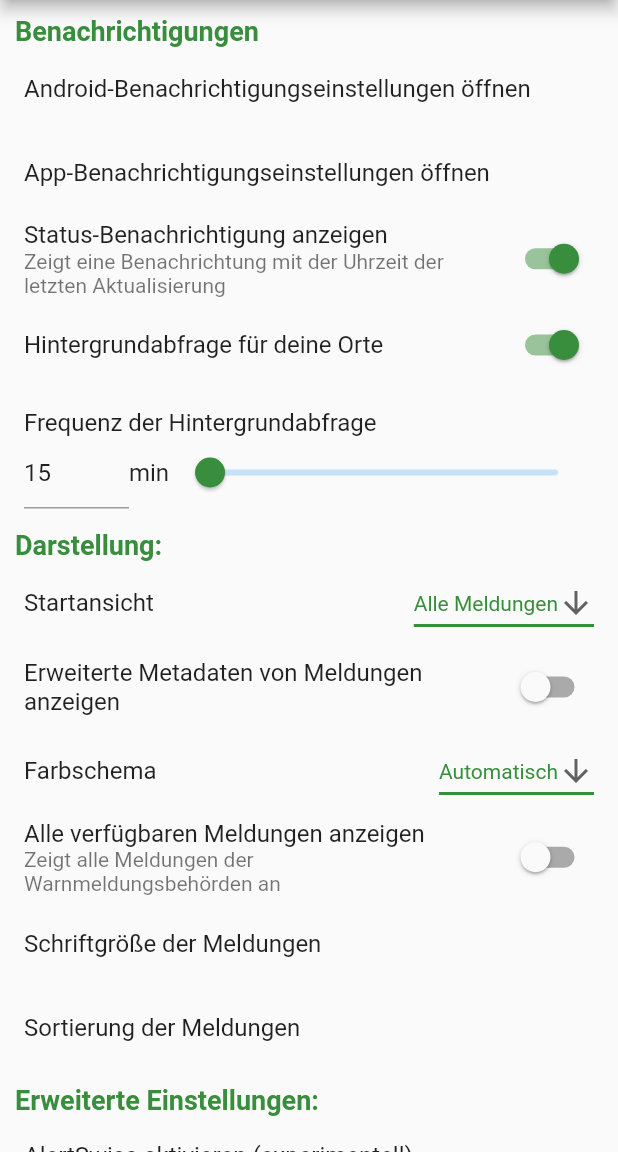
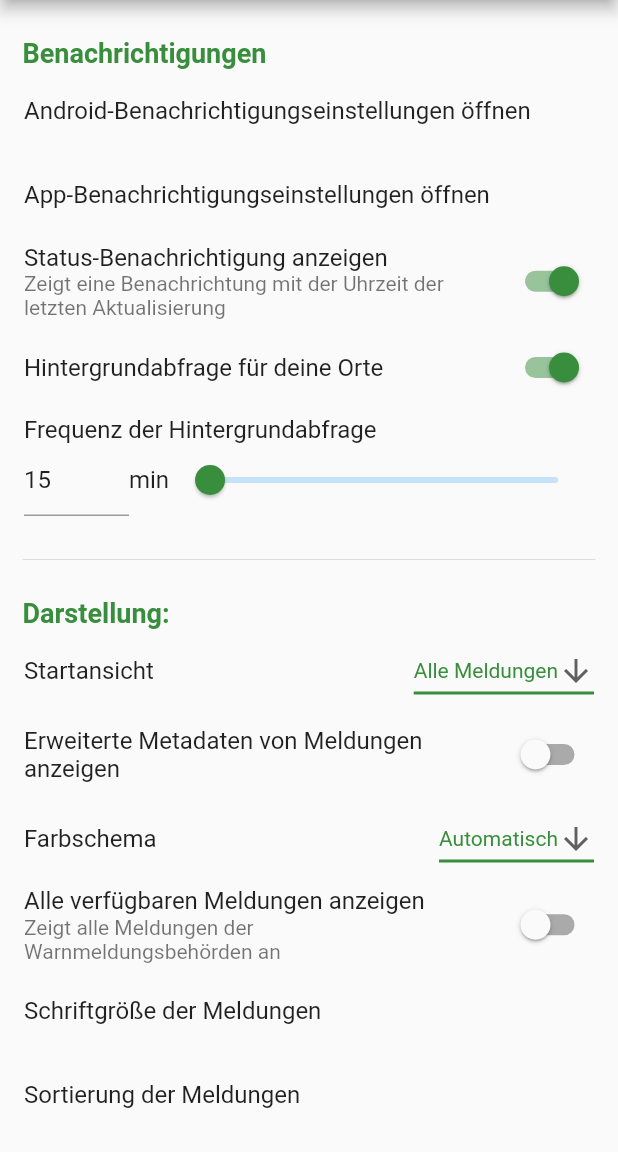
Before and after one commit to nucleus-ffm/foss_warn, a Flutter app: the Settings screen opened directly, on a phone screen of 412 x 824 dp, the part 84-1236 px from its top. Run offline on Flutter 3.47's test engine with Material 2 defaults, Android fonts, the phone set to English and light mode, and no system bars; our stand-ins replace flutter_local_notifications, rxdart, share_plus, shared_preferences; missing offline and left inert: android_alarm_manager_plus, app_settings, shared_preferences_android; accounts and stored records are empty.

Commit message:
restyle the headlines and add dividers

```diff
--- a/lib/views/SettingsView.dart
+++ b/lib/views/SettingsView.dart
@@ -37,7 +37,7 @@ bool updateAvailable = false;
 bool showAllWarnings = false;
 bool areWarningsFromCache = false;
 
-String versionNumber = "0.4.4"; // shown in the about view
+String versionNumber = "0.4.5"; // shown in the about view
 String githubVersionNumber = versionNumber; // used in the update check
 bool gitHubRelease =
     false; // if true, there the check for update Button is shown
@@ -69,6 +69,7 @@ class _SettingsState extends State<Settings> {
 
   @override
   Widget build(BuildContext context) {
+    const double indentOfCategoriesTitles = 15;
     if (startScreen == 0) {
       dropdownValue = 'Alle Meldungen';
     } else {
@@ -88,7 +89,7 @@ class _SettingsState extends State<Settings> {
           crossAxisAlignment: CrossAxisAlignment.start,
           children: [
             Padding(
-              padding: const EdgeInsets.only(left: 10),
+              padding: EdgeInsets.only(left: indentOfCategoriesTitles, top: indentOfCategoriesTitles),
               child: Text(
                 "Benachrichtigungen",
                 style: TextStyle(
@@ -155,9 +156,6 @@ class _SettingsState extends State<Settings> {
                       print("background notification disabled");
                     }
                   }),
-            ),
-            SizedBox(
-              height: 10,
             ),
             ListTile(
               title: Row(
@@ -236,11 +234,13 @@ class _SettingsState extends State<Settings> {
                 ],
               ),
             ),
-            SizedBox(
-              height: 10,
+            Divider(
+              height: 50,
+              indent: 15.0,
+              endIndent: 15.0,
             ),
             Padding(
-              padding: const EdgeInsets.only(left: 10),
+              padding: const EdgeInsets.only(left: indentOfCategoriesTitles),
               child: Text(
                 "Darstellung:",
                 style: TextStyle(
@@ -363,11 +363,13 @@ class _SettingsState extends State<Settings> {
                 );
               },
             ),
-            SizedBox(
-              height: 10,
+            Divider(
+              height: 50,
+              indent: 15.0,
+              endIndent: 15.0,
             ),
             Padding(
-              padding: const EdgeInsets.only(left: 10),
+              padding: const EdgeInsets.only(left: indentOfCategoriesTitles),
               child: Text(
                 "Erweiterte Einstellungen:",
                 style: TextStyle(
```
